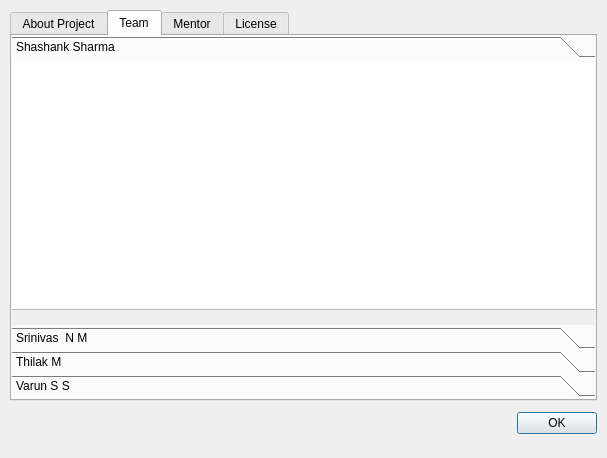
Before: the Qt Designer form App/ui/AboutWindow.ui in shashankrnr32/KannadaTTS-Application, drawn with Qt 5.
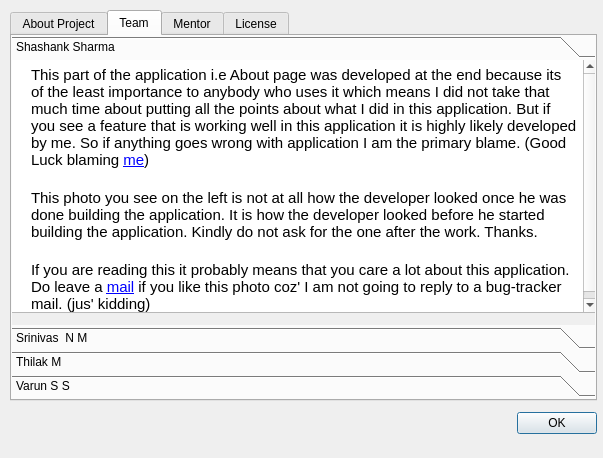
After: the same form once the commit is applied. The open tabs and pages were chosen to show the change. Icons and pictures are not drawn.

What changed in the file:
```diff
--- a/App/ui/AboutWindow.ui
+++ b/App/ui/AboutWindow.ui
@@ -6,7 +6,7 @@
    <rect>
     <x>0</x>
     <y>0</y>
-    <width>607</width>
+    <width>603</width>
     <height>458</height>
    </rect>
   </property>
@@ -125,15 +125,32 @@
       <attribute name="label">
        <string>Shashank Sharma</string>
       </attribute>
-      <widget class="QColumnView" name="columnView_2">
+      <widget class="QTextBrowser" name="textBrowser_3">
        <property name="geometry">
         <rect>
          <x>-1</x>
          <y>-1</y>
          <width>587</width>
-         <height>251</height>
+         <height>254</height>
         </rect>
        </property>
+       <property name="html">
+        <string>&lt;!DOCTYPE HTML PUBLIC &quot;-//W3C//DTD HTML 4.0//EN&quot; &quot;http://www.w3.org/TR/REC-html40/strict.dtd&quot;&gt;
+&lt;html&gt;&lt;head&gt;&lt;meta name=&quot;qrichtext&quot; content=&quot;1&quot; /&gt;&lt;style type=&quot;text/css&quot;&gt;
+p, li { white-space: pre-wrap; }
+&lt;/style&gt;&lt;/head&gt;&lt;body style=&quot; font-family:'Manjari'; font-size:11pt; font-weight:400; font-style:normal;&quot;&gt;
+&lt;table border=&quot;0&quot; style=&quot; margin-top:0px; margin-bottom:0px; margin-left:0px; margin-right:0px;&quot; cellspacing=&quot;2&quot; cellpadding=&quot;0&quot;&gt;
+&lt;tr&gt;
+&lt;td&gt;
+&lt;p style=&quot; margin-top:0px; margin-bottom:0px; margin-left:0px; margin-right:0px; -qt-block-indent:0; text-indent:0px;&quot;&gt;&lt;img src=&quot;:/img/img/sbs.png&quot; width=&quot;150&quot; height=&quot;150&quot; /&gt;&lt;/p&gt;&lt;/td&gt;
+&lt;td&gt;
+&lt;p style=&quot; margin-top:20px; margin-bottom:5px; margin-left:10px; margin-right:0px; -qt-block-indent:0; text-indent:0px;&quot;&gt;This part of the application i.e About page was developed at the end because its of the least importance to anybody who uses it which means I did not take that much time about putting all the points about what I did in this application. But if you see a feature that is working well in this application it is highly likely developed by me. So if anything goes wrong with application I am the primary blame. (Good Luck blaming &lt;a href=&quot;https://www.linkedin.com/in/shashank-sharma-932701108/&quot;&gt;&lt;span style=&quot; text-decoration: underline; color:#0000ff;&quot;&gt;me&lt;/span&gt;&lt;/a&gt;)&lt;/p&gt;
+&lt;p style=&quot; margin-top:20px; margin-bottom:5px; margin-left:10px; margin-right:0px; -qt-block-indent:0; text-indent:0px;&quot;&gt;This photo you see on the left is not at all how the developer looked once he was done building the application. It is how the developer looked before he started building the application. Kindly do not ask for the one after the work. Thanks.&lt;/p&gt;
+&lt;p style=&quot; margin-top:20px; margin-bottom:5px; margin-left:10px; margin-right:0px; -qt-block-indent:0; text-indent:0px;&quot;&gt;If you are reading this it probably means that you care a lot about this application. Do leave a &lt;a href=&quot;mailto:shashankrnr32@gmail.com&quot;&gt;&lt;span style=&quot; text-decoration: underline; color:#0000ff;&quot;&gt;mail&lt;/span&gt;&lt;/a&gt; if you like this photo coz' I am not going to reply to a bug-tracker mail. (jus' kidding)&lt;/p&gt;&lt;/td&gt;&lt;/tr&gt;&lt;/table&gt;&lt;/body&gt;&lt;/html&gt;</string>
+       </property>
+       <property name="openExternalLinks">
+        <bool>true</bool>
+       </property>
       </widget>
      </widget>
      <widget class="QWidget" name="page_3">
```
Left out of the diff: 61 changed lines with no effect on the pictures.
